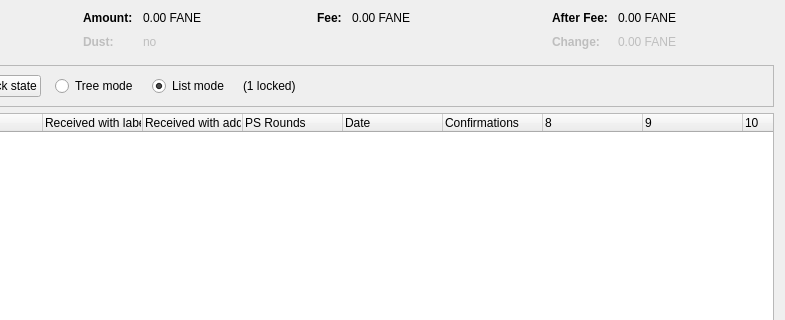
Above: src/qt/forms/coincontroldialog.ui from fantasy11coin/hostmasternode before the change; both pictures show x 169 to 954 and y 0 to 320 of the 954 by 500 pixel window. Below: the same form after it.
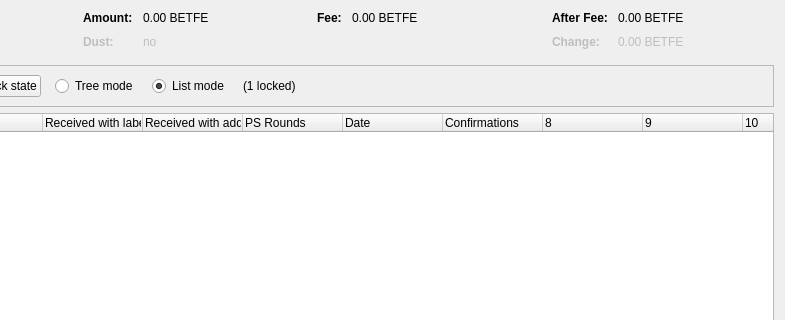
That is the form after the change. Custom widgets are drawn as their Qt base class.

What changed in the file:
```diff
--- a/src/qt/forms/coincontroldialog.ui
+++ b/src/qt/forms/coincontroldialog.ui
@@ -132,7 +132,7 @@
           <enum>Qt::ActionsContextMenu</enum>
          </property>
          <property name="text">
-          <string notr="true">0.00 FANE</string>
+          <string notr="true">0.00 BETFE</string>
          </property>
          <property name="textInteractionFlags">
           <set>Qt::LinksAccessibleByMouse|Qt::TextSelectableByKeyboard|Qt::TextSelectableByMouse</set>
@@ -212,7 +212,7 @@
           <enum>Qt::ActionsContextMenu</enum>
          </property>
          <property name="text">
-          <string notr="true">0.00 FANE</string>
+          <string notr="true">0.00 BETFE</string>
          </property>
          <property name="textInteractionFlags">
           <set>Qt::LinksAccessibleByMouse|Qt::TextSelectableByKeyboard|Qt::TextSelectableByMouse</set>
@@ -257,7 +257,7 @@
           <enum>Qt::ActionsContextMenu</enum>
          </property>
          <property name="text">
-          <string notr="true">0.00 FANE</string>
+          <string notr="true">0.00 BETFE</string>
          </property>
          <property name="textInteractionFlags">
           <set>Qt::LinksAccessibleByMouse|Qt::TextSelectableByKeyboard|Qt::TextSelectableByMouse</set>
@@ -292,7 +292,7 @@
           <enum>Qt::ActionsContextMenu</enum>
          </property>
          <property name="text">
-          <string notr="true">0.00 FANE</string>
+          <string notr="true">0.00 BETFE</string>
          </property>
          <property name="textInteractionFlags">
           <set>Qt::LinksAccessibleByMouse|Qt::TextSelectableByKeyboard|Qt::TextSelectableByMouse</set>
```
